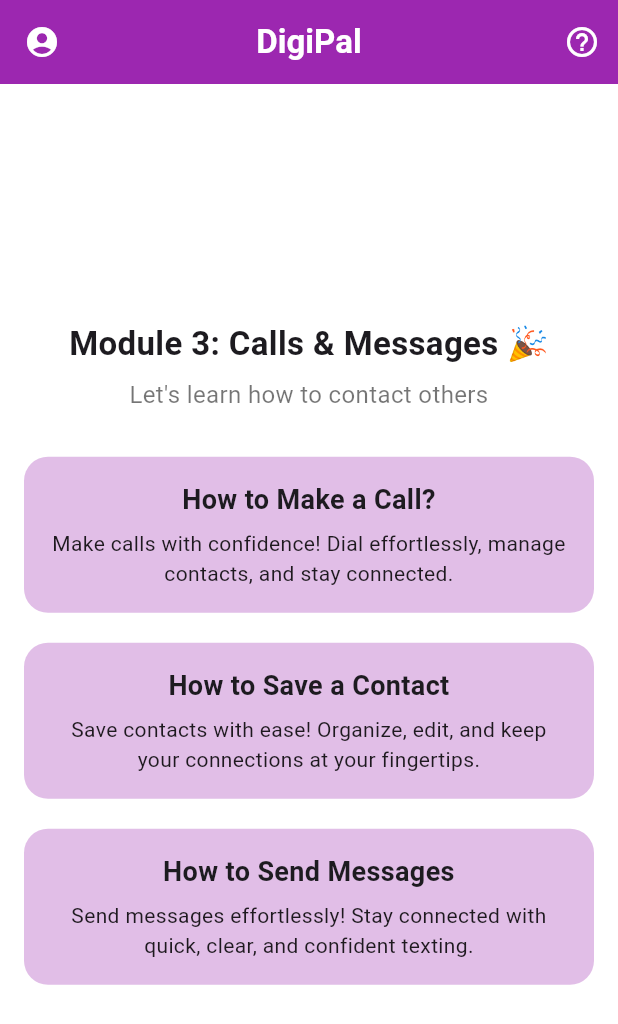
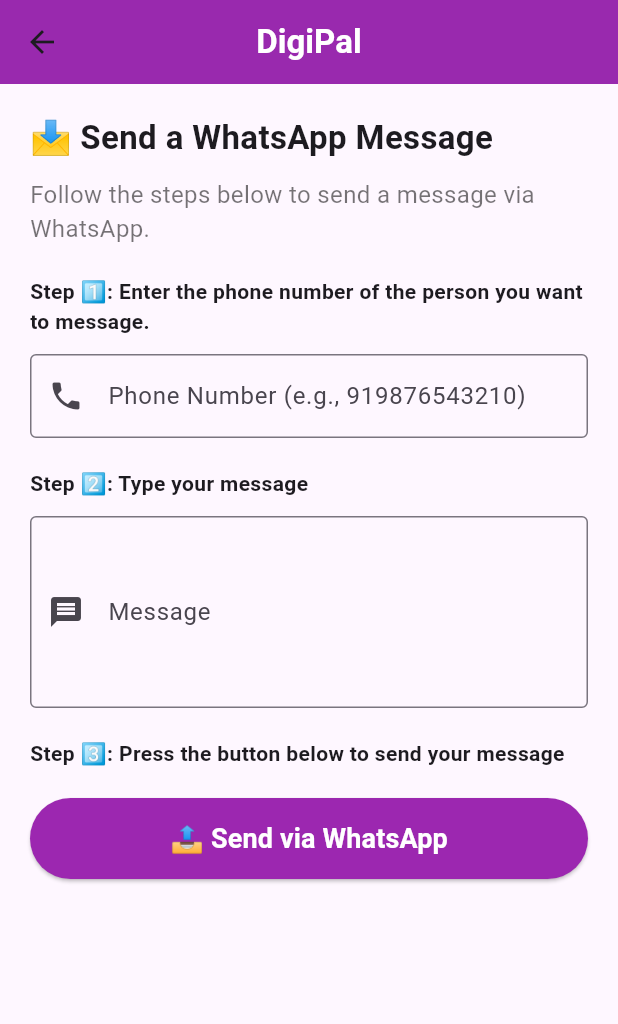
Before and after one commit to hahaanisha/digipal, a Flutter app: the CallsMessagesPage screen opened directly, after a tap on "How to Send Messages", on a phone screen of 412 x 824 dp. Shown: the top 1024 px of the screen. Run offline on Flutter 3.47's test engine with Material 3 defaults, Android fonts, the phone set to English and light mode, and no system bars; our stand-ins replace firebase_auth, firebase_core, firebase_database, flutter_gemini, webview_flutter, youtube_player_flutter; missing offline and left inert: webview_flutter_android, webview_flutter_wkwebview; accounts and stored records are empty.

Commit message:
easy level

```diff
--- a/lib/screens/Easy/CallHome.dart
+++ b/lib/screens/Easy/CallHome.dart
@@ -2,6 +2,8 @@ import 'package:flutter/material.dart';
 
 import 'CallHome.dart';
 import 'call.dart';
+import 'saveContact.dart';
+import 'sendMessage.dart';
 
 class CallsMessagesPage extends StatelessWidget {
   const CallsMessagesPage({Key? key}) : super(key: key);
@@ -118,7 +120,7 @@ class CallsMessagesPage extends StatelessWidget {
               onTap: () {
                 Navigator.push(
                   context,
-                  MaterialPageRoute(builder: (context) => CallsMessagesPage()),
+                  MaterialPageRoute(builder: (context) => SaveContactPage()),
                 );
               },
             ),
@@ -129,7 +131,7 @@ class CallsMessagesPage extends StatelessWidget {
               onTap: () {
                 Navigator.push(
                   context,
-                  MaterialPageRoute(builder: (context) => CallsMessagesPage()),
+                  MaterialPageRoute(builder: (context) => WhatsAppSenderPage()),
                 );
               },
             ),
--- /dev/null
+++ b/lib/screens/Easy/sendMessage.dart
@@ -0,0 +1,154 @@
+import 'package:flutter/material.dart';
+import 'package:url_launcher/url_launcher.dart';
+
+class WhatsAppSenderPage extends StatefulWidget {
+  const WhatsAppSenderPage({Key? key}) : super(key: key);
+
+  @override
+  _WhatsAppSenderPageState createState() => _WhatsAppSenderPageState();
+}
+
+class _WhatsAppSenderPageState extends State<WhatsAppSenderPage> {
+  final TextEditingController _phoneController = TextEditingController();
+  final TextEditingController _messageController = TextEditingController();
+
+  /// Opens WhatsApp chat with the provided phone number and message
+  Future<void> _sendMessage() async {
+    String phone = _phoneController.text.trim();
+    String message = _messageController.text.trim();
+
+    if (phone.isEmpty || message.isEmpty) {
+      ScaffoldMessenger.of(context).showSnackBar(
+        const SnackBar(content: Text("⚠️ Please enter both phone number and message.")),
+      );
+      return;
+    }
+
+    String formattedPhone = phone.replaceAll(RegExp(r'[^0-9]'), ''); // Remove non-numeric chars
+
+    // Check if phone number is valid
+    if (formattedPhone.length < 10) {
+      ScaffoldMessenger.of(context).showSnackBar(
+        const SnackBar(content: Text("⚠️ Please enter a valid 10-digit phone number with country code.")),
+      );
+      return;
+    }
+
+    String url = "https://wa.me/$formattedPhone?text=${Uri.encodeComponent(message)}";
+
+    if (await canLaunchUrl(Uri.parse(url))) {
+      await launchUrl(Uri.parse(url), mode: LaunchMode.externalApplication);
+    } else {
+      ScaffoldMessenger.of(context).showSnackBar(
+        const SnackBar(content: Text("❌ WhatsApp is not installed on your device.")),
+      );
+    }
+  }
+
+  @override
+  Widget build(BuildContext context) {
+    return Scaffold(
+      appBar: AppBar(
+        backgroundColor: Colors.purple,
+        elevation: 1,
+        centerTitle: true,
+        title: const Text(
+          "DigiPal",
+          style: TextStyle(fontWeight: FontWeight.bold, color: Colors.white),
+        ),
+      ),
+      body: Padding(
+        padding: const EdgeInsets.all(20),
+        child: Column(
+          crossAxisAlignment: CrossAxisAlignment.start,
+          children: [
+            const Text(
+              "📩 Send a WhatsApp Message",
+              style: TextStyle(fontSize: 22, fontWeight: FontWeight.bold),
+            ),
+            const SizedBox(height: 10),
+            const Text(
+              "Follow the steps below to send a message via WhatsApp.",
+              style: TextStyle(fontSize: 16, color: Colors.black54),
+            ),
+            const SizedBox(height: 20),
+
+            // Step 1: Enter Phone Number
+            const Text(
+              "Step 1️⃣: Enter the phone number of the person you want to message.",
+              style: TextStyle(fontWeight: FontWeight.bold),
+            ),
+            const SizedBox(height: 6),
+            // const Text(
+            //   "👉 Make sure to include the country code (e.g., for India, type 91 before the number). Do NOT use spaces or special characters.",
+            //   style: TextStyle(color: Colors.black87),
+            // ),
+            const SizedBox(height: 6),
+            TextField(
+              controller: _phoneController,
+              keyboardType: TextInputType.phone,
+              decoration: InputDecoration(
+                labelText: "Phone Number (e.g., 919876543210)",
+                hintText: "Enter phone number with country code",
+                border: OutlineInputBorder(),
+                prefixIcon: const Icon(Icons.phone),
+              ),
+            ),
+            const SizedBox(height: 20),
+
+            // Step 2: Enter Message
+            const Text(
+              "Step 2️⃣: Type your message",
+              style: TextStyle(fontWeight: FontWeight.bold),
+            ),
+            const SizedBox(height: 6),
+            // const Text(
+            //   "👉 This message will be sent to the person you entered above. Make sure it's correct!",
+            //   style: TextStyle(color: Colors.black87),
+            // ),
+            const SizedBox(height: 6),
+            TextField(
+              controller: _messageController,
+              maxLines: 4,
+              decoration: InputDecoration(
+                labelText: "Message",
+                hintText: "Type your message here...",
+                border: OutlineInputBorder(),
+                prefixIcon: const Icon(Icons.message),
+              ),
+            ),
+            const SizedBox(height: 20),
+
+            // Step 3: Send Button
+            const Text(
+              "Step 3️⃣: Press the button below to send your message",
+              style: TextStyle(fontWeight: FontWeight.bold),
+            ),
+            const SizedBox(height: 6),
+            // const Text(
+            //   "👉 This will open WhatsApp with your message pre-filled. Just press the send button in WhatsApp.",
+            //   style: TextStyle(color: Colors.black87),
+            // ),
+            const SizedBox(height: 14),
+
+            // Send Button
+            SizedBox(
+              width: double.infinity,
+              child: ElevatedButton(
+                onPressed: _sendMessage,
+                style: ElevatedButton.styleFrom(
+                  backgroundColor: Colors.purple,
+                  padding: const EdgeInsets.symmetric(vertical: 14),
+                ),
+                child: const Text(
+                  "📤 Send via WhatsApp",
+                  style: TextStyle(fontSize: 18, fontWeight: FontWeight.bold, color: Colors.white),
+                ),
+              ),
+            ),
+          ],
+        ),
+      ),
+    );
+  }
+}
--- a/pubspec.yaml
+++ b/pubspec.yaml
@@ -76,6 +76,11 @@ flutter:
     - assets/call.png
     - assets/easyTyping.png
     - assets/smartPhone.png
+    - assets/SCstep1.png
+    - assets/SCstep2.png
+    - assets/SCstep3.png
+    - assets/SCstep4.png
+    - assets/SCstep5.png
 
   # An image asset can refer to one or more resolution-specific "variants", see
   # https://flutter.dev/assets-and-images/#resolution-aware
```
Also changed, not shown: lib/screens/Easy/saveContact.dart (added, +125 -0 lines), assets/SCstep1.png (added), assets/SCstep2.png (added), assets/SCstep3.png (added), assets/SCstep4.png (added), assets/SCstep5.png (added), pubspec.lock.
